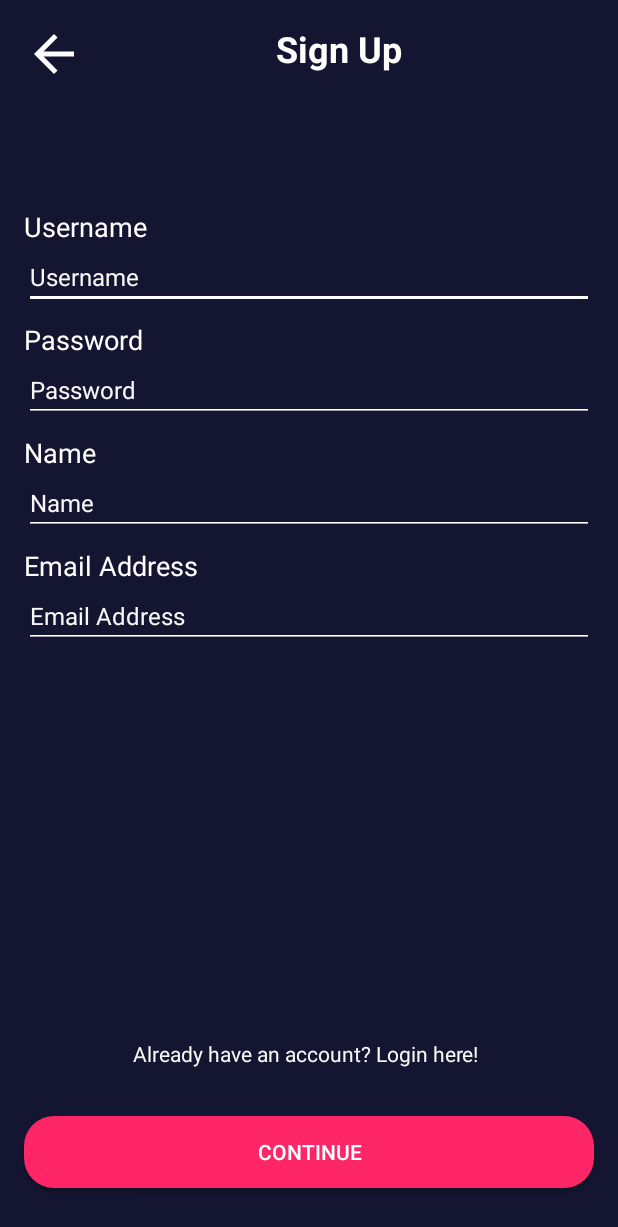
After one commit to tirwanda/tirwanda-mov, an Android app: the layout activity_sign_up.xml on its own in the app's theme, with its tools: preview values and no code run, on a phone screen of 412 x 824 dp. The commit adds this screen. Shown: the top 1227 px of the screen. Run offline under Robolectric (Android 15) with nearby library versions, the phone set to English and light mode, and no system bars.

Commit message:
Create Sign Up page 1

```diff
--- /dev/null
+++ b/app/src/main/res/drawable/ic_baseline_arrow_white_24.xml
@@ -0,0 +1,5 @@
+<vector android:height="24dp" android:tint="#FFFFFF"
+    android:viewportHeight="24" android:viewportWidth="24"
+    android:width="24dp" xmlns:android="http://schemas.android.com/apk/res/android">
+    <path android:fillColor="@android:color/white" android:pathData="M20,11H7.83l5.59,-5.59L12,4l-8,8 8,8 1.41,-1.41L7.83,13H20v-2z"/>
+</vector>
--- /dev/null
+++ b/app/src/main/res/layout/activity_sign_up.xml
@@ -0,0 +1,205 @@
+<?xml version="1.0" encoding="utf-8"?>
+<androidx.constraintlayout.widget.ConstraintLayout xmlns:android="http://schemas.android.com/apk/res/android"
+    xmlns:app="http://schemas.android.com/apk/res-auto"
+    xmlns:tools="http://schemas.android.com/tools"
+    android:layout_width="match_parent"
+    android:layout_height="match_parent"
+    android:background="@color/color_dark_blue"
+    tools:context=".onBoarding.OnBoardingOneActivity">
+
+    <TextView
+        android:id="@+id/tvNowPlaying"
+        android:layout_width="0dp"
+        android:layout_height="wrap_content"
+        android:layout_marginTop="16dp"
+        android:layout_marginEnd="16dp"
+        android:gravity="center"
+        android:text="@string/sign_up"
+        android:textColor="@color/color_white"
+        android:textSize="24sp"
+        android:textStyle="bold"
+        app:layout_constraintEnd_toEndOf="parent"
+        app:layout_constraintStart_toEndOf="@+id/imageView2"
+        app:layout_constraintTop_toTopOf="parent" />
+
+    <TextView
+        android:id="@+id/tvUsername"
+        android:layout_width="match_parent"
+        android:layout_height="wrap_content"
+        android:layout_marginStart="16dp"
+        android:layout_marginTop="90dp"
+        android:layout_marginEnd="16dp"
+        android:text="@string/username"
+        android:textColor="@color/color_white"
+        android:textSize="18sp"
+        app:layout_constraintEnd_toEndOf="parent"
+        app:layout_constraintHorizontal_bias="0.0"
+        app:layout_constraintStart_toStartOf="parent"
+        app:layout_constraintTop_toBottomOf="@+id/tvNowPlaying" />
+
+    <EditText
+        android:id="@+id/etUsername"
+        android:layout_width="match_parent"
+        android:layout_height="wrap_content"
+        android:layout_marginStart="16dp"
+        android:layout_marginEnd="16dp"
+        android:autofillHints="username"
+        android:backgroundTint="@color/color_white"
+        android:hint="@string/username"
+        android:importantForAutofill="no"
+        android:inputType="text"
+        android:textColor="@color/color_white"
+        android:textColorHint="@color/white_grey"
+        android:textSize="16sp"
+        app:layout_constraintEnd_toEndOf="parent"
+        app:layout_constraintHorizontal_bias="0.5"
+        app:layout_constraintStart_toStartOf="parent"
+        app:layout_constraintTop_toBottomOf="@+id/tvUsername"
+        tools:ignore="TouchTargetSizeCheck,DuplicateSpeakableTextCheck" />
+
+    <TextView
+        android:id="@+id/tvPassword"
+        android:layout_width="match_parent"
+        android:layout_height="wrap_content"
+        android:layout_marginStart="16dp"
+        android:layout_marginTop="8dp"
+        android:layout_marginEnd="16dp"
+        android:text="@string/password"
+        android:textColor="@color/color_white"
+        android:textSize="18sp"
+        app:layout_constraintEnd_toEndOf="parent"
+        app:layout_constraintHorizontal_bias="0.5"
+        app:layout_constraintStart_toStartOf="parent"
+        app:layout_constraintTop_toBottomOf="@+id/etUsername" />
+
+    <EditText
+        android:id="@+id/etPassword"
+        android:layout_width="match_parent"
+        android:layout_height="wrap_content"
+        android:layout_marginStart="16dp"
+        android:layout_marginEnd="16dp"
+        android:autofillHints="password"
+        android:backgroundTint="@color/color_white"
+        android:hint="@string/password"
+        android:inputType="textPassword"
+        android:textColor="@color/color_white"
+        android:textColorHint="@color/white_grey"
+        android:textSize="16sp"
+        app:layout_constraintEnd_toEndOf="parent"
+        app:layout_constraintHorizontal_bias="0.0"
+        app:layout_constraintStart_toStartOf="parent"
+        app:layout_constraintTop_toBottomOf="@+id/tvPassword"
+        tools:ignore="TouchTargetSizeCheck,DuplicateSpeakableTextCheck" />
+
+    <TextView
+        android:id="@+id/tvForgotPassword"
+        android:layout_width="wrap_content"
+        android:layout_height="wrap_content"
+        android:layout_marginEnd="4dp"
+        android:layout_marginBottom="32dp"
+        android:text="@string/already_have_an_account_login_here"
+        android:textColor="@color/white_grey"
+        android:textSize="14sp"
+        app:layout_constraintBottom_toTopOf="@+id/btnSignIn"
+        app:layout_constraintEnd_toEndOf="parent"
+        app:layout_constraintHorizontal_bias="0.5"
+        app:layout_constraintStart_toStartOf="parent" />
+
+    <androidx.appcompat.widget.AppCompatButton
+        android:id="@+id/btnSignIn"
+        android:layout_width="match_parent"
+        android:layout_height="wrap_content"
+        android:layout_marginStart="16dp"
+        android:layout_marginEnd="16dp"
+        android:layout_marginBottom="32dp"
+        android:background="@drawable/shape_rectangle_pink"
+        android:text="@string/next"
+        android:textColor="@color/color_white"
+        app:layout_constraintBottom_toBottomOf="parent"
+        app:layout_constraintEnd_toEndOf="parent"
+        app:layout_constraintHorizontal_bias="0.5"
+        app:layout_constraintStart_toStartOf="parent"
+        tools:ignore="TextContrastCheck,DuplicateSpeakableTextCheck" />
+
+    <ImageView
+        android:id="@+id/imageView2"
+        android:layout_width="40dp"
+        android:layout_height="40dp"
+        android:layout_marginStart="16dp"
+        android:layout_marginTop="16dp"
+        android:contentDescription="@string/back"
+        app:layout_constraintStart_toStartOf="parent"
+        app:layout_constraintTop_toTopOf="parent"
+        app:srcCompat="@drawable/ic_baseline_arrow_white_24" />
+
+    <TextView
+        android:id="@+id/tvName"
+        android:layout_width="match_parent"
+        android:layout_height="wrap_content"
+        android:layout_marginStart="16dp"
+        android:layout_marginTop="8dp"
+        android:layout_marginEnd="16dp"
+        android:text="@string/name"
+        android:textColor="@color/color_white"
+        android:textSize="18sp"
+        app:layout_constraintEnd_toEndOf="parent"
+        app:layout_constraintHorizontal_bias="1.0"
+        app:layout_constraintStart_toStartOf="parent"
+        app:layout_constraintTop_toBottomOf="@+id/etPassword" />
+
+    <EditText
+        android:id="@+id/etName"
+        android:layout_width="match_parent"
+        android:layout_height="wrap_content"
+        android:layout_marginStart="16dp"
+        android:layout_marginEnd="16dp"
+        android:autofillHints="name"
+        android:backgroundTint="@color/color_white"
+        android:hint="@string/name"
+        android:importantForAutofill="no"
+        android:inputType="text"
+        android:textColor="@color/color_white"
+        android:textColorHint="@color/white_grey"
+        android:textSize="16sp"
+        app:layout_constraintEnd_toEndOf="parent"
+        app:layout_constraintHorizontal_bias="1.0"
+        app:layout_constraintStart_toStartOf="parent"
+        app:layout_constraintTop_toBottomOf="@+id/tvName"
+        tools:ignore="TouchTargetSizeCheck,DuplicateSpeakableTextCheck" />
+
+    <TextView
+        android:id="@+id/tvEmail"
+        android:layout_width="match_parent"
+        android:layout_height="wrap_content"
+        android:layout_marginStart="16dp"
+        android:layout_marginTop="8dp"
+        android:layout_marginEnd="16dp"
+        android:text="@string/email"
+        android:textColor="@color/color_white"
+        android:textSize="18sp"
+        app:layout_constraintEnd_toEndOf="parent"
+        app:layout_constraintHorizontal_bias="0.0"
+        app:layout_constraintStart_toStartOf="parent"
+        app:layout_constraintTop_toBottomOf="@+id/etName" />
+
+    <EditText
+        android:id="@+id/etEmail"
+        android:layout_width="match_parent"
+        android:layout_height="wrap_content"
+        android:layout_marginStart="16dp"
+        android:layout_marginEnd="16dp"
+        android:autofillHints="emailAddress"
+        android:backgroundTint="@color/color_white"
+        android:hint="@string/email"
+        android:importantForAutofill="yes"
+        android:inputType="textEmailAddress"
+        android:textColor="@color/color_white"
+        android:textColorHint="@color/white_grey"
+        android:textSize="16sp"
+        app:layout_constraintEnd_toEndOf="parent"
+        app:layout_constraintHorizontal_bias="1.0"
+        app:layout_constraintStart_toStartOf="parent"
+        app:layout_constraintTop_toBottomOf="@+id/tvEmail"
+        tools:ignore="TouchTargetSizeCheck,DuplicateSpeakableTextCheck" />
+
+</androidx.constraintlayout.widget.ConstraintLayout>
--- a/app/src/main/res/values/strings.xml
+++ b/app/src/main/res/values/strings.xml
@@ -15,4 +15,8 @@
     <string name="password">Password</string>
     <string name="sign_up">Sign Up</string>
     <string name="forgot_password">Forgot Password ?</string>
+    <string name="name">Name</string>
+    <string name="email">Email Address</string>
+    <string name="already_have_an_account_login_here">Already have an account? Login here!</string>
+    <string name="back">Back</string>
 </resources>
```
